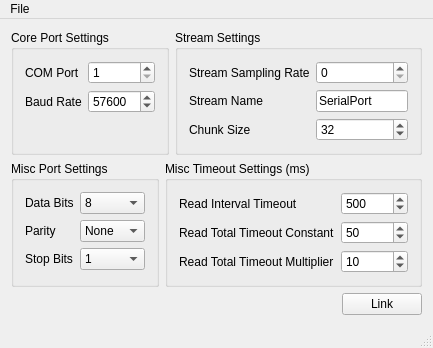
Old version of the form mainwindow.ui in the repository labstreaminglayer/App-SerialPort.
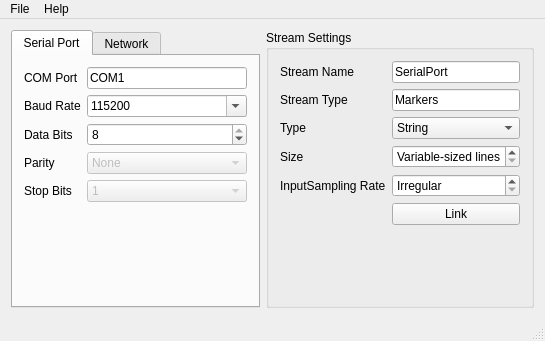
New version of the form.

Commit message: Add network backend, rename to NetAndSerialPort

Patch:
```diff
--- a/mainwindow.ui
+++ b/mainwindow.ui
@@ -2,15 +2,12 @@
 <ui version="4.0">
  <class>MainWindow</class>
  <widget class="QMainWindow" name="MainWindow">
-  <property name="enabled">
-   <bool>true</bool>
-  </property>
   <property name="geometry">
    <rect>
     <x>0</x>
     <y>0</y>
-    <width>415</width>
-    <height>333</height>
+    <width>545</width>
+    <height>341</height>
    </rect>
   </property>
   <property name="windowTitle">
@@ -21,160 +18,43 @@
     <item>
      <layout class="QHBoxLayout" name="horizontalLayout_2">
       <item>
-       <widget class="QGroupBox" name="groupBox">
-        <property name="title">
-         <string>Core Port Settings</string>
+       <widget class="QTabWidget" name="tabs_source">
+        <property name="currentIndex">
+         <number>0</number>
         </property>
-        <layout class="QFormLayout" name="formLayout">
-         <property name="fieldGrowthPolicy">
-          <enum>QFormLayout::AllNonFixedFieldsGrow</enum>
-         </property>
+        <widget class="QWidget" name="tab_serial">
+         <attribute name="title">
+          <string>Serial Port</string>
+         </attribute>
+         <layout class="QFormLayout" name="formLayout_3">
          <item row="0" column="0">
-          <widget class="QLabel" name="label_4">
+           <widget class="QLabel" name="label_comport">
            <property name="text">
             <string>COM Port</string>
            </property>
           </widget>
          </item>
-         <item row="0" column="1">
-          <widget class="QSpinBox" name="comPort">
-           <property name="toolTip">
-            <string>This is the COM port number; these are usually consecutively assigned to devices.</string>
-           </property>
-           <property name="minimum">
-            <number>1</number>
-           </property>
-           <property name="maximum">
-            <number>256</number>
-           </property>
-          </widget>
-         </item>
          <item row="1" column="0">
-          <widget class="QLabel" name="label_3">
+           <widget class="QLabel" name="label_baudrate">
            <property name="text">
             <string>Baud Rate</string>
            </property>
           </widget>
          </item>
          <item row="1" column="1">
-          <widget class="QSpinBox" name="baudRate">
-           <property name="toolTip">
-            <string>This is in bits per second.</string>
-           </property>
-           <property name="maximum">
-            <number>100000000</number>
-           </property>
-           <property name="value">
-            <number>57600</number>
-           </property>
-          </widget>
-         </item>
-        </layout>
-       </widget>
-      </item>
-      <item>
-       <widget class="QGroupBox" name="groupBox_2">
-        <property name="title">
-         <string>Stream Settings</string>
-        </property>
-        <layout class="QFormLayout" name="formLayout_2">
-         <property name="fieldGrowthPolicy">
-          <enum>QFormLayout::AllNonFixedFieldsGrow</enum>
-         </property>
-         <item row="0" column="0">
-          <widget class="QLabel" name="label">
-           <property name="text">
-            <string>Stream Sampling Rate</string>
-           </property>
-          </widget>
-         </item>
-         <item row="0" column="1">
-          <widget class="QSpinBox" name="samplingRate">
-           <property name="toolTip">
-            <string>Set this to a non-zero value if you know the sampling rate.</string>
-           </property>
-           <property name="minimum">
-            <number>0</number>
-           </property>
-           <property name="maximum">
-            <number>1000</number>
-           </property>
-           <property name="value">
-            <number>0</number>
-           </property>
-          </widget>
-         </item>
-         <item row="1" column="0">
-          <widget class="QLabel" name="label_2">
-           <property name="text">
-            <string>Stream Name</string>
-           </property>
-          </widget>
-         </item>
-         <item row="1" column="1">
-          <widget class="QLineEdit" name="streamName">
-           <property name="toolTip">
-            <string>The name of the stream within LSL.</string>
-           </property>
-           <property name="text">
-            <string>SerialPort</string>
-           </property>
-          </widget>
-         </item>
-         <item row="2" column="0">
-          <widget class="QLabel" name="label_9">
-           <property name="text">
-            <string>Chunk Size</string>
-           </property>
-          </widget>
-         </item>
-         <item row="2" column="1">
-          <widget class="QSpinBox" name="chunkSize">
-           <property name="toolTip">
-            <string>The number of samples (=bytes) that are grouped into a chunk for transmission into LSL.</string>
-           </property>
-           <property name="minimum">
-            <number>1</number>
-           </property>
-           <property name="maximum">
-            <number>256000</number>
-           </property>
-           <property name="value">
-            <number>32</number>
-           </property>
-          </widget>
-         </item>
-        </layout>
-       </widget>
-      </item>
-     </layout>
-    </item>
-    <item>
-     <layout class="QHBoxLayout" name="horizontalLayout_3">
-      <item>
-       <widget class="QGroupBox" name="groupBox_3">
-        <property name="title">
-         <string>Misc Port Settings</string>
-        </property>
-        <layout class="QFormLayout" name="formLayout_3">
-         <item row="0" column="0">
-          <widget class="QLabel" name="label_5">
-           <property name="text">
-            <string>Data Bits</string>
-           </property>
-          </widget>
-         </item>
-         <item row="0" column="1">
-          <widget class="QComboBox" name="dataBits">
-           <property name="toolTip">
-            <string>Number of data bits per byte</string>
-           </property>
+           <widget class="QComboBox" name="input_baudrate">
            <property name="editable">
-            <bool>false</bool>
+             <bool>true</bool>
+            </property>
+            <property name="currentText">
+             <string>115200</string>
            </property>
            <property name="currentIndex">
-            <number>4</number>
-           </property>
+             <number>6</number>
+            </property>
+            <property name="minimumContentsLength">
+             <number>1</number>
+            </property>
            <item>
             <property name="text">
              <string>4</string>
@@ -197,20 +77,50 @@
            </item>
            <item>
             <property name="text">
-             <string>8</string>
-            </property>
-           </item>
-          </widget>
-         </item>
-         <item row="1" column="0">
-          <widget class="QLabel" name="label_6">
+              <string>38400</string>
+             </property>
+            </item>
+            <item>
+             <property name="text">
+              <string>57600</string>
+             </property>
+            </item>
+            <item>
+             <property name="text">
+              <string>115200</string>
+             </property>
+            </item>
+            <item>
+             <property name="text">
+              <string>128000</string>
+             </property>
+            </item>
+            <item>
+             <property name="text">
+              <string>256000</string>
+             </property>
+            </item>
+           </widget>
+          </item>
+          <item row="2" column="0">
+           <widget class="QLabel" name="label_databits">
+            <property name="text">
+             <string>Data Bits</string>
+            </property>
+           </widget>
+          </item>
+          <item row="3" column="0">
+           <widget class="QLabel" name="label_parity">
            <property name="text">
             <string>Parity</string>
            </property>
           </widget>
          </item>
-         <item row="1" column="1">
-          <widget class="QComboBox" name="parity">
+          <item row="3" column="1">
+           <widget class="QComboBox" name="input_parity">
+            <property name="enabled">
+             <bool>false</bool>
+            </property>
            <property name="toolTip">
             <string>Parity checking scheme.</string>
            </property>
@@ -232,27 +142,20 @@
              <string>Even</string>
             </property>
            </item>
-           <item>
-            <property name="text">
-             <string>Mark</string>
-            </property>
-           </item>
-           <item>
-            <property name="text">
-             <string>Space</string>
-            </property>
-           </item>
-          </widget>
-         </item>
-         <item row="2" column="0">
-          <widget class="QLabel" name="label_7">
+           </widget>
+          </item>
+          <item row="4" column="0">
+           <widget class="QLabel" name="label_stopbits">
            <property name="text">
             <string>Stop Bits</string>
            </property>
           </widget>
          </item>
-         <item row="2" column="1">
-          <widget class="QComboBox" name="stopBits">
+          <item row="4" column="1">
+           <widget class="QComboBox" name="input_stopbits">
+            <property name="enabled">
+             <bool>false</bool>
+            </property>
            <property name="toolTip">
             <string>Number of stop bits.</string>
            </property>
@@ -273,112 +176,168 @@
            </item>
           </widget>
          </item>
-        </layout>
+          <item row="0" column="1">
+           <widget class="QLineEdit" name="input_comport">
+            <property name="text">
+             <string>COM1</string>
+            </property>
+           </widget>
+          </item>
+          <item row="2" column="1">
+           <widget class="QSpinBox" name="input_databits">
+            <property name="minimum">
+             <number>4</number>
+            </property>
+            <property name="maximum">
+             <number>8</number>
+            </property>
+            <property name="value">
+             <number>8</number>
+            </property>
+           </widget>
+          </item>
+         </layout>
+        </widget>
+        <widget class="QWidget" name="tab_tcp">
+         <attribute name="title">
+          <string>Network</string>
+         </attribute>
+         <layout class="QFormLayout" name="formLayout">
+          <item row="0" column="0">
+           <widget class="QLabel" name="label_tcpport">
+            <property name="text">
+             <string>TCP Port</string>
+            </property>
+           </widget>
+          </item>
+          <item row="0" column="1">
+           <widget class="QSpinBox" name="input_tcpport">
+            <property name="minimum">
+             <number>1025</number>
+            </property>
+            <property name="maximum">
+             <number>65535</number>
+            </property>
+           </widget>
+          </item>
+         </layout>
+        </widget>
        </widget>
       </item>
       <item>
-       <widget class="QGroupBox" name="groupBox_4">
-        <property name="toolTip">
-         <string>The timeout settings are largely irrelevant in this simple context but are exposed for completeness.</string>
-        </property>
+       <widget class="QGroupBox" name="box_streamsettings">
         <property name="title">
-         <string>Misc Timeout Settings (ms)</string>
+         <string>Stream Settings</string>
         </property>
-        <layout class="QFormLayout" name="formLayout_4">
+        <layout class="QFormLayout" name="formLayout_2">
          <item row="0" column="0">
-          <widget class="QLabel" name="label_10">
+          <widget class="QLabel" name="label_streamname">
            <property name="text">
-            <string>Read Interval Timeout</string>
+            <string>Stream Name</string>
            </property>
           </widget>
          </item>
          <item row="0" column="1">
-          <widget class="QSpinBox" name="readIntervalTimeout">
+          <widget class="QLineEdit" name="input_streamname">
            <property name="toolTip">
             <string>Maximum time that may pass between two bytes </string>
            </property>
-           <property name="maximum">
-            <number>10000000</number>
-           </property>
-           <property name="value">
-            <number>500</number>
+           <property name="text">
+            <string>SerialPort</string>
            </property>
           </widget>
          </item>
          <item row="1" column="0">
-          <widget class="QLabel" name="label_11">
+          <widget class="QLabel" name="label_streamtype">
            <property name="text">
-            <string>Read Total Timeout Constant</string>
+            <string>Stream Type</string>
            </property>
           </widget>
          </item>
          <item row="1" column="1">
-          <widget class="QSpinBox" name="readTotalTimeoutConstant">
+          <widget class="QLineEdit" name="input_streamtype">
            <property name="toolTip">
             <string>Constant term in length-dependent timeout.</string>
            </property>
-           <property name="maximum">
-            <number>10000000</number>
-           </property>
-           <property name="value">
-            <number>50</number>
+           <property name="text">
+            <string>Markers</string>
            </property>
           </widget>
          </item>
          <item row="2" column="0">
-          <widget class="QLabel" name="label_12">
+          <widget class="QLabel" name="label_outlettype">
            <property name="text">
-            <string>Read Total Timeout Multiplier</string>
+            <string>Type</string>
            </property>
           </widget>
          </item>
          <item row="2" column="1">
-          <widget class="QSpinBox" name="readTotalTimeoutMultiplier">
+          <widget class="QComboBox" name="input_outlettype">
+           <property name="currentIndex">
+            <number>1</number>
+           </property>
+           <item>
+            <property name="text">
+             <string>Single bytes (int8)</string>
+            </property>
+           </item>
+           <item>
+            <property name="text">
+             <string>String</string>
+            </property>
+           </item>
+          </widget>
+         </item>
+         <item row="3" column="0">
+          <widget class="QLabel" name="label_chunksize">
+           <property name="text">
+            <string>Size</string>
+           </property>
+          </widget>
+         </item>
+         <item row="3" column="1">
+          <widget class="QSpinBox" name="input_chunksize">
            <property name="toolTip">
             <string>Linear term in length-dependent timeout.</string>
            </property>
+           <property name="specialValueText">
+            <string>Variable-sized lines</string>
+           </property>
+           <property name="minimum">
+            <number>0</number>
+           </property>
            <property name="maximum">
-            <number>1000000</number>
+            <number>256000</number>
+           </property>
+          </widget>
+         </item>
+         <item row="4" column="0">
+          <widget class="QLabel" name="label_samplingrate">
+           <property name="text">
+            <string>InputSampling Rate</string>
+           </property>
+          </widget>
+         </item>
+         <item row="4" column="1">
+          <widget class="QSpinBox" name="input_samplingrate">
+           <property name="toolTip">
+            <string>Set this to a non-zero value if you know the sampling rate.</string>
+           </property>
+           <property name="specialValueText">
+            <string>Irregular</string>
+           </property>
+           <property name="minimum">
+            <number>0</number>
+           </property>
+           <property name="maximum">
+            <number>1000</number>
            </property>
            <property name="value">
-            <number>10</number>
+            <number>0</number>
            </property>
           </widget>
          </item>
-        </layout>
-       </widget>
-      </item>
-     </layout>
-    </item>
-    <item>
-     <spacer name="verticalSpacer">
-      <property name="orientation">
-       <enum>Qt::Vertical</enum>
-      </property>
-      <property name="sizeHint" stdset="0">
-       <size>
-        <width>20</width>
-        <height>10</height>
-       </size>
-      </property>
-     </spacer>
-    </item>
-    <item>
-     <layout class="QHBoxLayout" name="horizontalLayout">
-      <item>
-       <spacer name="horizontalSpacer">
-        <property name="orientation">
-         <enum>Qt::Horizontal</enum>
-        </property>
-        <property name="sizeHint" stdset="0">
-         <size>
-          <width>40</width>
-          <height>20</height>
-         </size>
-        </property>
-       </spacer>
-      </item>
-      <item>
+         <item row="6" column="1">
        <widget class="QPushButton" name="linkButton">
         <property name="text">
          <string>Link</string>
@@ -386,6 +345,9 @@
        </widget>
       </item>
      </layout>
+       </widget>
+      </item>
+     </layout>
     </item>
    </layout>
   </widget>
@@ -394,8 +356,8 @@
     <rect>
      <x>0</x>
      <y>0</y>
-     <width>415</width>
-     <height>18</height>
+     <width>545</width>
+     <height>30</height>
     </rect>
    </property>
    <widget class="QMenu" name="menuFile">
@@ -405,9 +367,16 @@
     <addaction name="actionLoad_Configuration"/>
     <addaction name="actionSave_Configuration"/>
     <addaction name="separator"/>
-    <addaction name="actionQuit_2"/>
+    <addaction name="actionQuit"/>
+   </widget>
+   <widget class="QMenu" name="menuHelp">
+    <property name="title">
+     <string>Help</string>
+    </property>
+    <addaction name="actionAbout"/>
    </widget>
    <addaction name="menuFile"/>
+   <addaction name="menuHelp"/>
   </widget>
   <widget class="QStatusBar" name="statusBar"/>
   <action name="actionLoad_Configuration">
```
Left out of the diff: 47 changed lines with no effect on the pictures. Lines whose indentation alone changed are shown as unchanged. The commit also changes 15 other files.
